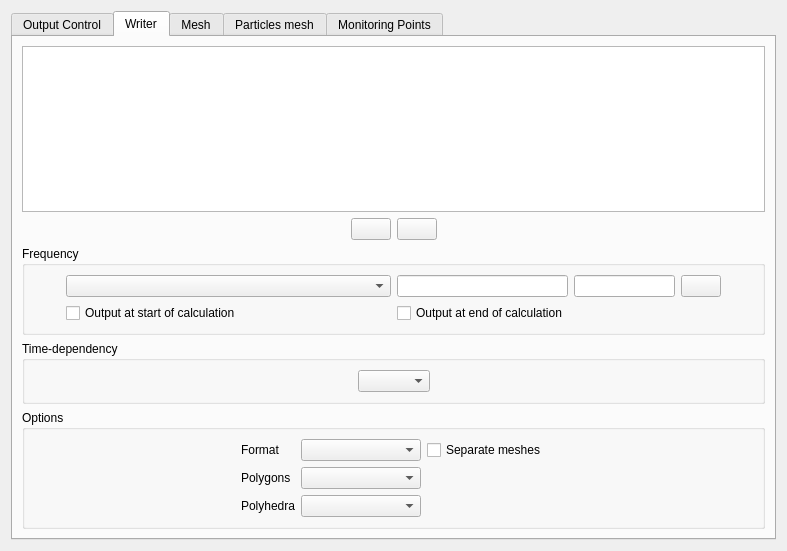
First picture: the form in gui/Pages/OutputControlForm.ui, repository code-saturne/code_saturne, before the edit.
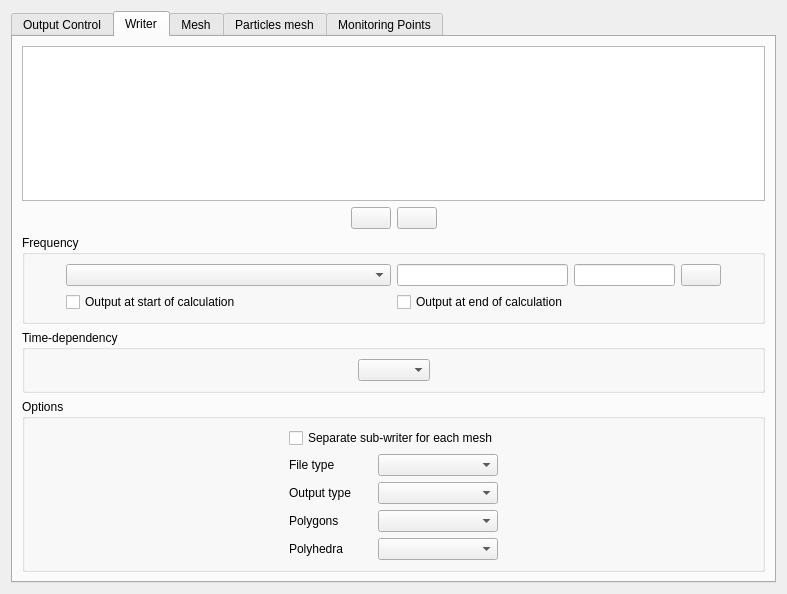
Second picture: the form after the edit. The open tabs and pages were chosen to show the change. Icons and pictures are not drawn.

```diff
--- a/gui/Pages/OutputControlForm.ui
+++ b/gui/Pages/OutputControlForm.ui
@@ -7,7 +7,7 @@
     <x>0</x>
     <y>0</y>
     <width>787</width>
-    <height>551</height>
+    <height>594</height>
    </rect>
   </property>
   <property name="windowTitle">
@@ -214,149 +214,6 @@
        <property name="spacing">
         <number>6</number>
        </property>
-       <item row="3" column="0">
-        <widget class="QGroupBox" name="groupBoxOptions">
-         <property name="toolTip">
-          <string>&lt;html&gt;&lt;head/&gt;&lt;body&gt;&lt;p&gt;&lt;span style=&quot; font-size:9pt;&quot;&gt;Define options for the selected writer.&lt;/span&gt;&lt;/p&gt;&lt;/body&gt;&lt;/html&gt;</string>
-         </property>
-         <property name="title">
-          <string>Options</string>
-         </property>
-         <layout class="QGridLayout">
-          <property name="margin">
-           <number>9</number>
-          </property>
-          <property name="spacing">
-           <number>6</number>
-          </property>
-          <item row="0" column="0">
-           <layout class="QHBoxLayout">
-            <property name="spacing">
-             <number>6</number>
-            </property>
-            <property name="margin">
-             <number>0</number>
-            </property>
-            <item>
-             <spacer>
-              <property name="orientation">
-               <enum>Qt::Horizontal</enum>
-              </property>
-              <property name="sizeHint" stdset="0">
-               <size>
-                <width>16</width>
-                <height>16</height>
-               </size>
-              </property>
-             </spacer>
-            </item>
-            <item>
-             <layout class="QGridLayout">
-              <property name="margin">
-               <number>0</number>
-              </property>
-              <property name="spacing">
-               <number>6</number>
-              </property>
-              <item row="0" column="0">
-               <widget class="QLabel" name="labelformat">
-                <property name="toolTip">
-                 <string>&lt;html&gt;&lt;head/&gt;&lt;body&gt;&lt;p&gt;&lt;span style=&quot; font-size:9pt;&quot;&gt;Select a format for the selected writer:&lt;br/&gt;- Binary(native),&lt;br/&gt;- Binary (big endian),&lt;br/&gt;- Text.&lt;/span&gt;&lt;/p&gt;&lt;/body&gt;&lt;/html&gt;</string>
-                </property>
-                <property name="text">
-                 <string>Format</string>
-                </property>
-               </widget>
-              </item>
-              <item row="0" column="1">
-               <widget class="QComboBox" name="comboBoxFormat">
-                <property name="minimumSize">
-                 <size>
-                  <width>120</width>
-                  <height>0</height>
-                 </size>
-                </property>
-                <property name="toolTip">
-                 <string>&lt;html&gt;&lt;head/&gt;&lt;body&gt;&lt;p&gt;&lt;span style=&quot; font-size:9pt;&quot;&gt;Select a format for the selected writer:&lt;br/&gt;- Binary(native),&lt;br/&gt;- Binary (big endian),&lt;br/&gt;- Text.&lt;/span&gt;&lt;/p&gt;&lt;/body&gt;&lt;/html&gt;</string>
-                </property>
-               </widget>
-              </item>
-              <item row="1" column="0">
-               <widget class="QLabel" name="labelPolygon">
-                <property name="toolTip">
-                 <string>&lt;html&gt;&lt;head/&gt;&lt;body&gt;&lt;p&gt;&lt;span style=&quot; font-size:9pt;&quot;&gt;Choose how to display polygonal mesh elements:&lt;br/&gt;- Display,&lt;br/&gt;- Discard (polygons are not displayed),&lt;br/&gt;- Subdivide (polygons are subdivided into triangles).&lt;/span&gt;&lt;/p&gt;&lt;/body&gt;&lt;/html&gt;</string>
-                </property>
-                <property name="text">
-                 <string>Polygons</string>
-                </property>
-               </widget>
-              </item>
-              <item row="1" column="1">
-               <widget class="QComboBox" name="comboBoxPolygon">
-                <property name="minimumSize">
-                 <size>
-                  <width>120</width>
-                  <height>0</height>
-                 </size>
-                </property>
-                <property name="toolTip">
-                 <string>&lt;html&gt;&lt;head/&gt;&lt;body&gt;&lt;p&gt;&lt;span style=&quot; font-size:9pt;&quot;&gt;Choose how to display polygonal mesh elements:&lt;br/&gt;- Display,&lt;br/&gt;- Discard (polygons are not displayed),&lt;br/&gt;- Subdivide (polygons are subdivided into triangles).&lt;/span&gt;&lt;/p&gt;&lt;/body&gt;&lt;/html&gt;</string>
-                </property>
-               </widget>
-              </item>
-              <item row="2" column="0">
-               <widget class="QLabel" name="labelPolyhedra">
-                <property name="toolTip">
-                 <string>&lt;html&gt;&lt;head/&gt;&lt;body&gt;&lt;p&gt;&lt;span style=&quot; font-size:9pt;&quot;&gt;Choose how to display polyheddral mesh elements:&lt;br/&gt;- Display,&lt;br/&gt;- Discard (polyhedra are not displayed),&lt;br/&gt;- Subdivide (polyhedra are subdivided into pyramids and tetrahedra).&lt;/span&gt;&lt;/p&gt;&lt;/body&gt;&lt;/html&gt;</string>
-                </property>
-                <property name="text">
-                 <string>Polyhedra</string>
-                </property>
-               </widget>
-              </item>
-              <item row="2" column="1">
-               <widget class="QComboBox" name="comboBoxPolyhedra">
-                <property name="minimumSize">
-                 <size>
-                  <width>120</width>
-                  <height>0</height>
-                 </size>
-                </property>
-                <property name="toolTip">
-                 <string>&lt;html&gt;&lt;head/&gt;&lt;body&gt;&lt;p&gt;&lt;span style=&quot; font-size:9pt;&quot;&gt;Choose how to display polyheddral mesh elements:&lt;br/&gt;- Display,&lt;br/&gt;- Discard (polyhedra are not displayed),&lt;br/&gt;- Subdivide (polyhedra are subdivided into pyramids and tetrahedra).&lt;/span&gt;&lt;/p&gt;&lt;/body&gt;&lt;/html&gt;</string>
-                </property>
-               </widget>
-              </item>
-              <item row="0" column="2">
-               <widget class="QCheckBox" name="checkBoxSeparateMeshes">
-                <property name="toolTip">
-                 <string>If checked, separate outputs (i.e. files) will be used for each mesh associated with this writer.</string>
-                </property>
-                <property name="text">
-                 <string>Separate meshes</string>
-                </property>
-               </widget>
-              </item>
-             </layout>
-            </item>
-            <item>
-             <spacer>
-              <property name="orientation">
-               <enum>Qt::Horizontal</enum>
-              </property>
-              <property name="sizeHint" stdset="0">
-               <size>
-                <width>16</width>
-                <height>16</height>
-               </size>
-              </property>
-             </spacer>
-            </item>
-           </layout>
-          </item>
-         </layout>
-        </widget>
-       </item>
        <item row="0" column="0">
         <layout class="QVBoxLayout">
          <property name="spacing">
@@ -492,6 +349,19 @@
             </property>
            </widget>
           </item>
+          <item row="0" column="5">
+           <spacer>
+            <property name="orientation">
+             <enum>Qt::Horizontal</enum>
+            </property>
+            <property name="sizeHint" stdset="0">
+             <size>
+              <width>40</width>
+              <height>20</height>
+             </size>
+            </property>
+           </spacer>
+          </item>
           <item row="0" column="3">
            <widget class="QLineEdit" name="lineEditFrequencyTime">
             <property name="minimumSize">
@@ -519,19 +389,6 @@
             </property>
            </widget>
           </item>
-          <item row="0" column="5">
-           <spacer>
-            <property name="orientation">
-             <enum>Qt::Horizontal</enum>
-            </property>
-            <property name="sizeHint" stdset="0">
-             <size>
-              <width>40</width>
-              <height>20</height>
-             </size>
-            </property>
-           </spacer>
-          </item>
           <item row="1" column="1">
            <widget class="QCheckBox" name="checkBoxOutputStart">
             <property name="text">
@@ -603,6 +460,163 @@
          </layout>
         </widget>
        </item>
+       <item row="3" column="0">
+        <widget class="QGroupBox" name="groupBoxOptions">
+         <property name="toolTip">
+          <string>&lt;html&gt;&lt;head/&gt;&lt;body&gt;&lt;p&gt;&lt;span style=&quot; font-size:9pt;&quot;&gt;Define options for the selected writer.&lt;/span&gt;&lt;/p&gt;&lt;/body&gt;&lt;/html&gt;</string>
+         </property>
+         <property name="title">
+          <string>Options</string>
+         </property>
+         <layout class="QGridLayout">
+          <property name="margin">
+           <number>9</number>
+          </property>
+          <property name="spacing">
+           <number>6</number>
+          </property>
+          <item row="0" column="0">
+           <layout class="QHBoxLayout">
+            <property name="spacing">
+             <number>6</number>
+            </property>
+            <property name="margin">
+             <number>0</number>
+            </property>
+            <item>
+             <spacer>
+              <property name="orientation">
+               <enum>Qt::Horizontal</enum>
+              </property>
+              <property name="sizeHint" stdset="0">
+               <size>
+                <width>16</width>
+                <height>16</height>
+               </size>
+              </property>
+             </spacer>
+            </item>
+            <item>
+             <layout class="QGridLayout">
+              <property name="margin">
+               <number>0</number>
+              </property>
+              <property name="spacing">
+               <number>6</number>
+              </property>
+              <item row="0" column="0" colspan="2">
+               <widget class="QCheckBox" name="checkBoxSeparateMeshes">
+                <property name="toolTip">
+                 <string>If checked, separate outputs (i.e. files) will be used for each mesh associated with this writer.</string>
+                </property>
+                <property name="text">
+                 <string>Separate sub-writer for each mesh</string>
+                </property>
+               </widget>
+              </item>
+              <item row="2" column="0">
+               <widget class="QLabel" name="labelFormatE">
+                <property name="toolTip">
+                 <string/>
+                </property>
+                <property name="text">
+                 <string>File type</string>
+                </property>
+               </widget>
+              </item>
+              <item row="2" column="1">
+               <widget class="QComboBox" name="comboBoxFormatE">
+                <property name="minimumSize">
+                 <size>
+                  <width>120</width>
+                  <height>0</height>
+                 </size>
+                </property>
+                <property name="toolTip">
+                 <string>&lt;html&gt;&lt;head/&gt;&lt;body&gt;&lt;p&gt;&lt;span style=&quot; font-size:9pt;&quot;&gt;Select a format for the selected writer:&lt;br/&gt;- Binary(native),&lt;br/&gt;- Binary (big endian),&lt;br/&gt;- Text.&lt;/span&gt;&lt;/p&gt;&lt;/body&gt;&lt;/html&gt;</string>
+                </property>
+               </widget>
+              </item>
+              <item row="6" column="0">
+               <widget class="QLabel" name="labelPolygon">
+                <property name="toolTip">
+                 <string/>
+                </property>
+                <property name="text">
+                 <string>Polygons</string>
+                </property>
+               </widget>
+              </item>
+              <item row="6" column="1">
+               <widget class="QComboBox" name="comboBoxPolygon">
+                <property name="minimumSize">
+                 <size>
+                  <width>120</width>
+                  <height>0</height>
+                 </size>
+                </property>
+                <property name="toolTip">
+                 <string>&lt;html&gt;&lt;head/&gt;&lt;body&gt;&lt;p&gt;&lt;span style=&quot; font-size:9pt;&quot;&gt;Choose how to display polygonal mesh elements:&lt;br/&gt;- Display,&lt;br/&gt;- Discard (polygons are not displayed),&lt;br/&gt;- Subdivide (polygons are subdivided into triangles).&lt;/span&gt;&lt;/p&gt;&lt;/body&gt;&lt;/html&gt;</string>
+                </property>
+               </widget>
+              </item>
+              <item row="7" column="0">
+               <widget class="QLabel" name="labelPolyhedra">
+                <property name="toolTip">
+                 <string/>
+                </property>
+                <property name="text">
+                 <string>Polyhedra</string>
+                </property>
+               </widget>
+              </item>
+              <item row="7" column="1">
+               <widget class="QComboBox" name="comboBoxPolyhedra">
+                <property name="minimumSize">
+                 <size>
+                  <width>120</width>
+                  <height>0</height>
+                 </size>
+                </property>
+                <property name="toolTip">
+                 <string>&lt;html&gt;&lt;head/&gt;&lt;body&gt;&lt;p&gt;&lt;span style=&quot; font-size:9pt;&quot;&gt;Choose how to display polyheddral mesh elements:&lt;br/&gt;- Display,&lt;br/&gt;- Discard (polyhedra are not displayed),&lt;br/&gt;- Subdivide (polyhedra are subdivided into pyramids and tetrahedra).&lt;/span&gt;&lt;/p&gt;&lt;/body&gt;&lt;/html&gt;</string>
+                </property>
+               </widget>
+              </item>
+              <item row="3" column="1">
+               <widget class="QComboBox" name="comboBoxFormatH">
+                <property name="toolTip">
+                 <string>&lt;html&gt;&lt;head/&gt;&lt;body&gt;&lt;p&gt;&lt;span style=&quot; font-size:9pt;&quot;&gt;Select an output variant for the selected writer.&lt;/span&gt;&lt;/p&gt;&lt;/body&gt;&lt;/html&gt;</string>
+                </property>
+               </widget>
+              </item>
+              <item row="3" column="0">
+               <widget class="QLabel" name="labelFormatH">
+                <property name="text">
+                 <string>Output type</string>
+                </property>
+               </widget>
+              </item>
+             </layout>
+            </item>
+            <item>
+             <spacer>
+              <property name="orientation">
+               <enum>Qt::Horizontal</enum>
+              </property>
+              <property name="sizeHint" stdset="0">
+               <size>
+                <width>16</width>
+                <height>16</height>
+               </size>
+              </property>
+             </spacer>
+            </item>
+           </layout>
+          </item>
+         </layout>
+        </widget>
+       </item>
       </layout>
      </widget>
      <widget class="QWidget" name="tab_2">
```
Left out of the diff: 8 changed lines with no effect on the pictures.
